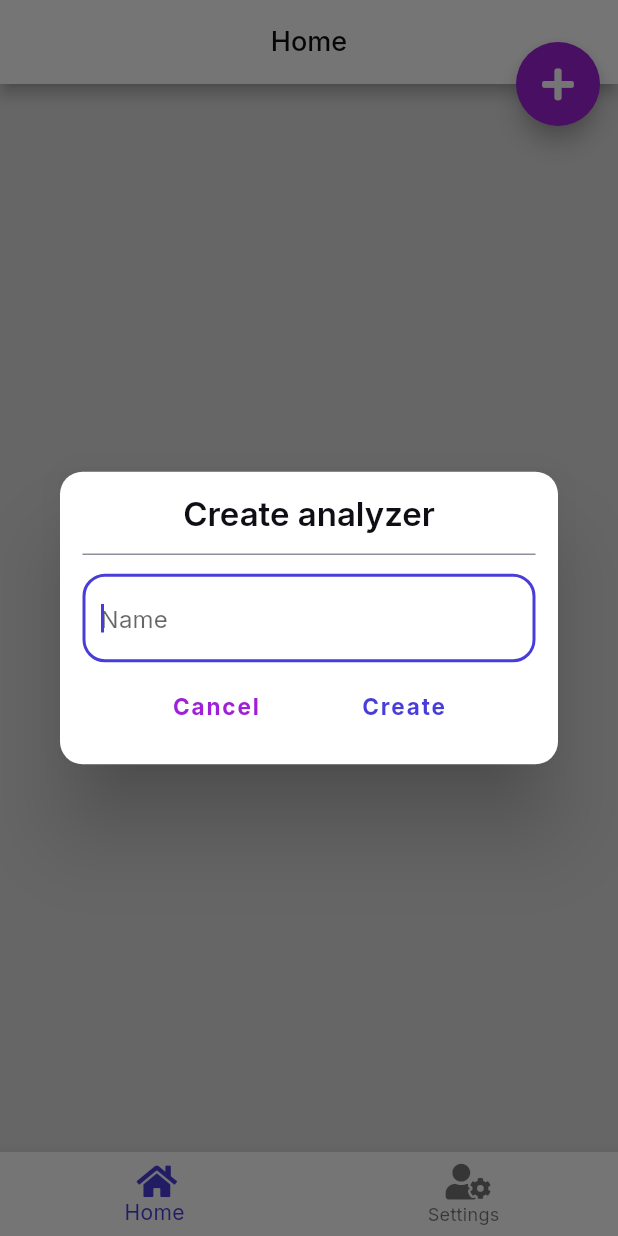
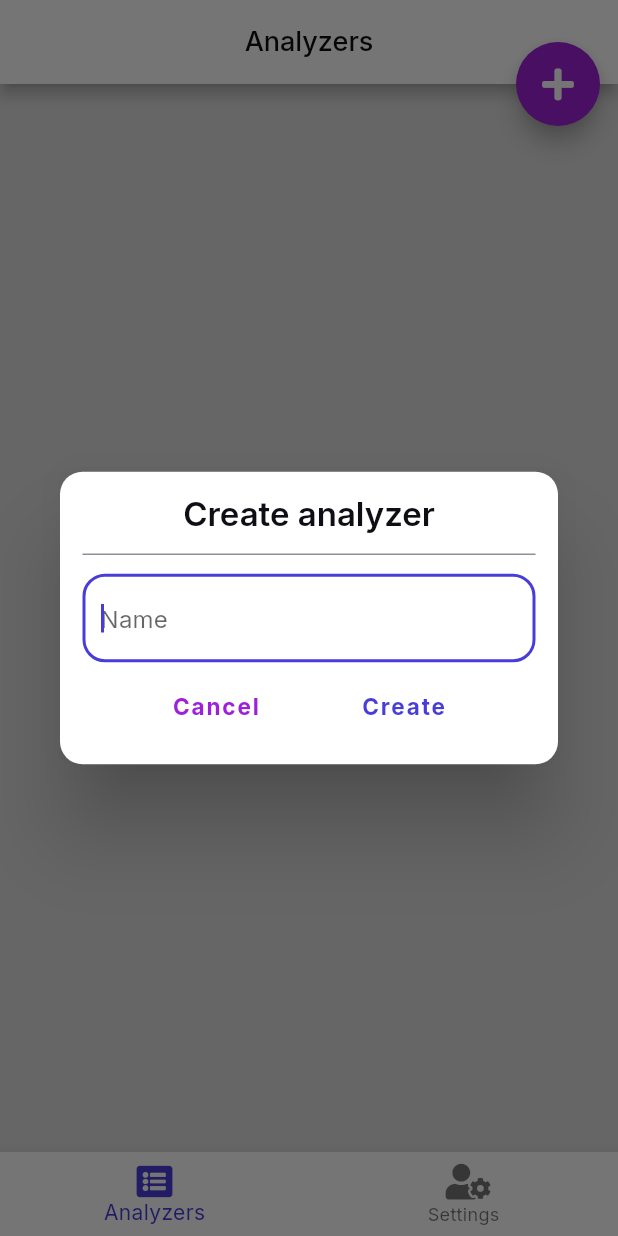
Before and after one commit to ziperjohn/analyzer, a Flutter app: the screen it shows once a user with an empty profile is signed in, after a tap on an icon or button, on a phone screen of 412 x 824 dp. Run offline on Flutter 3.47's test engine with Material 2 defaults, Android fonts, the phone set to English and light mode, and no system bars; our stand-ins replace another_flushbar, cloud_firestore, firebase_auth, firebase_core, fl_chart, flutter_spinkit and 6 more; accounts and stored records are empty; generated files the repository leaves out were written again.

Commit message:
Change home translation to analyzes

```diff
--- a/lib/home/home_screen.dart
+++ b/lib/home/home_screen.dart
@@ -18,7 +18,7 @@ class HomeScreen extends StatelessWidget {
     final _analyzerListProvider = Provider.of<List<Analyzer>>(context);
     return Scaffold(
       appBar: AppBar(
-        title: Text(_locale!.home),
+        title: Text(_locale!.analyzer_list),
         centerTitle: true,
       ),
       body: ListView.builder(
--- a/lib/localization/app_cs.arb
+++ b/lib/localization/app_cs.arb
@@ -4,7 +4,7 @@
     "czech": "🇨🇿 Čeština",
     "choose_language": "Vyberte jazyk",
     "settings": "Nastavení",
-    "home": "Domů",
+    "analyzer_list": "Analyzery",
     "choose_theme": "Vyberte vzhled",
     "dark": "Tmavý",
     "light": "Světlý",
--- a/lib/localization/app_en.arb
+++ b/lib/localization/app_en.arb
@@ -4,7 +4,7 @@
     "czech": "🇨🇿 Czech",
     "choose_language": "Choose language",
     "settings": "Settings",
-    "home": "Home",
+    "analyzer_list": "Analyzers",
     "choose_theme": "Choose theme",
     "dark": "Dark",
     "light": "Light",
--- a/lib/navigation/navigation_wrapper.dart
+++ b/lib/navigation/navigation_wrapper.dart
@@ -27,7 +27,8 @@ class NavigationWrapper extends StatelessWidget {
         currentIndex: _navigationProvider.screenIndex,
         fixedColor: primaryColor,
         items: [
-          BottomNavigationBarItem(label: _locale!.home, icon: const Icon(FontAwesomeIcons.home)),
+          BottomNavigationBarItem(
+              label: _locale!.analyzer_list, icon: const Icon(FontAwesomeIcons.solidListAlt)),
           BottomNavigationBarItem(label: _locale.settings, icon: const Icon(FontAwesomeIcons.userCog)),
         ],
       ),
```
